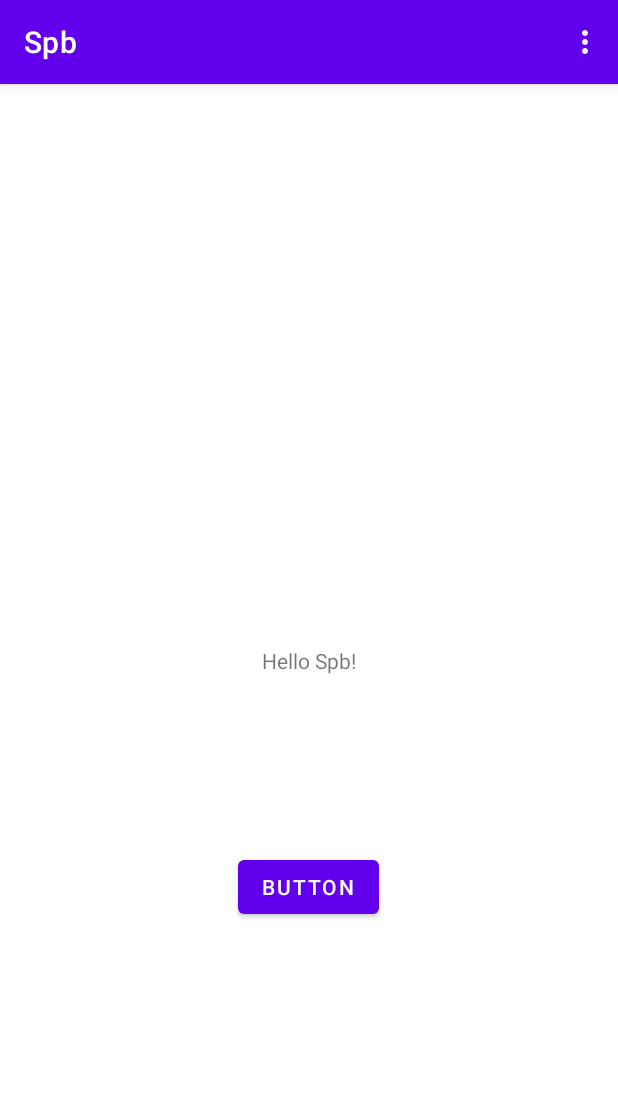
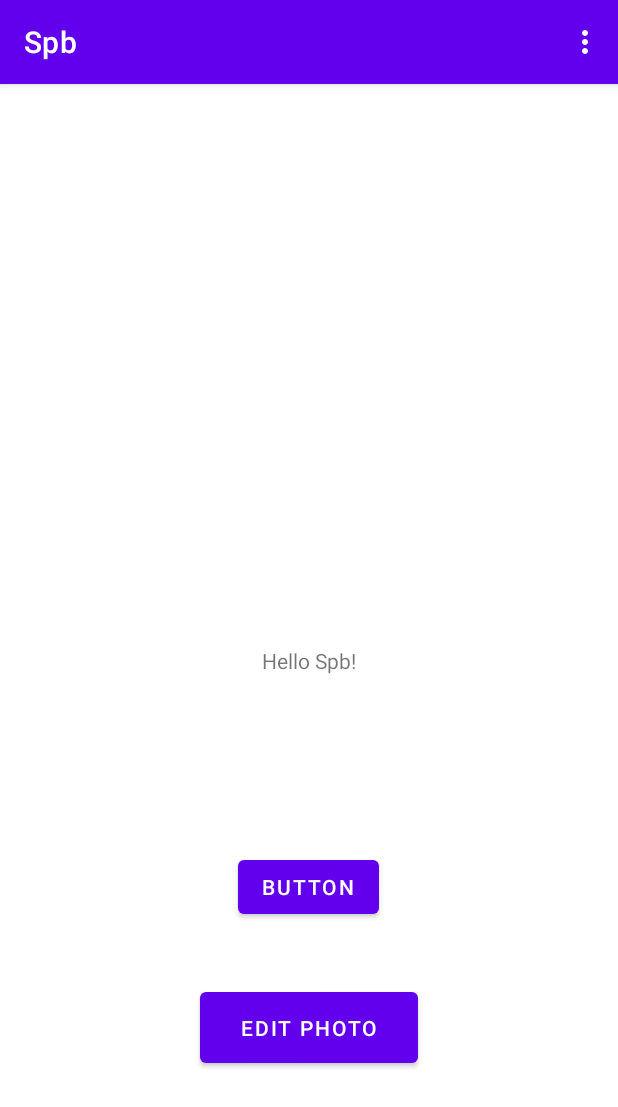
Before and after one commit to JLU-Android-Project-developers/Smoke-Pollution-Detection-app, an Android app: the screen it shows after launch (MainActivity), on a phone screen of 412 x 824 dp. Shown: the top 1107 px of the screen. Run offline under Robolectric (Android 15) with nearby library versions, the phone set to English and light mode, and no system bars.

Commit message:
添加图片编译页面（功能未实现）

```diff
--- a/AndroidProject/app/src/main/java/com/example/spb/MainActivity.java
+++ b/AndroidProject/app/src/main/java/com/example/spb/MainActivity.java
@@ -29,6 +29,16 @@ public class MainActivity extends AppCompatActivity {
                         Toast.LENGTH_SHORT).show();
             }
         });
+
+        Button button2 = (Button) findViewById(R.id.button2);
+        button2.setOnClickListener(new View.OnClickListener() {
+            @Override
+            public void onClick(View v){
+                Intent intent  =  new Intent(MainActivity.this,PhotoDisplay.class);
+                intent.putExtra("image","null");
+                startActivity(intent);
+            }
+        });
     }
     public boolean onCreateOptionsMenu(Menu menu) {
         getMenuInflater().inflate(R.menu.main,menu);
--- a/AndroidProject/app/src/main/java/com/example/spb/MainActivity2.java
+++ b/AndroidProject/app/src/main/java/com/example/spb/MainActivity2.java
@@ -23,6 +23,7 @@ public class MainActivity2 extends AppCompatActivity {
                 finish();
             }
         });
+
         Button button2 = (Button) findViewById(R.id.openWebButton);
         button2.setOnClickListener(new View.OnClickListener() {
             @Override
--- a/AndroidProject/app/src/main/res/layout/activity_main.xml
+++ b/AndroidProject/app/src/main/res/layout/activity_main.xml
@@ -28,4 +28,15 @@
         app:layout_constraintTop_toTopOf="parent"
         app:layout_constraintVertical_bias="0.71" />
 
+    <Button
+        android:id="@+id/button2"
+        android:layout_width="145dp"
+        android:layout_height="59dp"
+        android:text="Edit Photo"
+        app:layout_constraintBottom_toBottomOf="parent"
+        app:layout_constraintEnd_toEndOf="parent"
+        app:layout_constraintStart_toStartOf="parent"
+        app:layout_constraintTop_toTopOf="parent"
+        app:layout_constraintVertical_bias="0.846" />
+
 </androidx.constraintlayout.widget.ConstraintLayout>
```
Also changed, not shown: AndroidProject/app/src/main/java/com/example/spb/PhotoDisplay.java (+16 -0 lines), AndroidProject/app/src/main/res/drawable/a.jpg (added).
